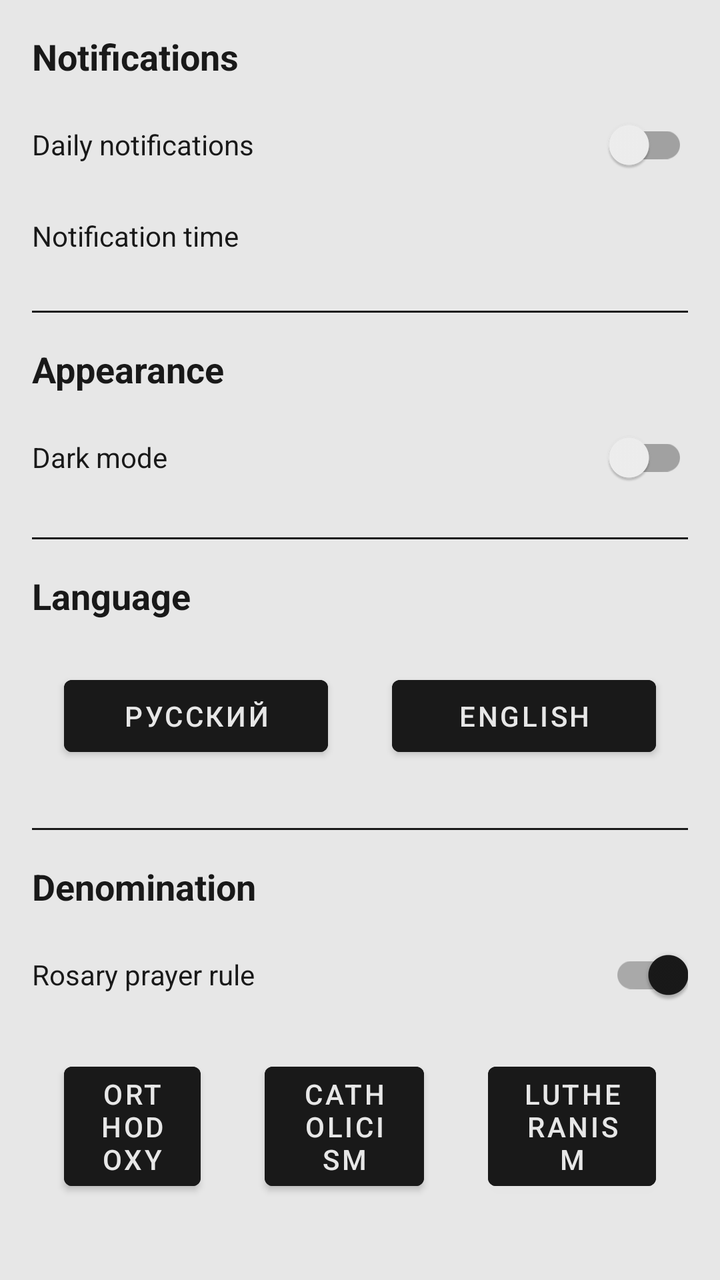
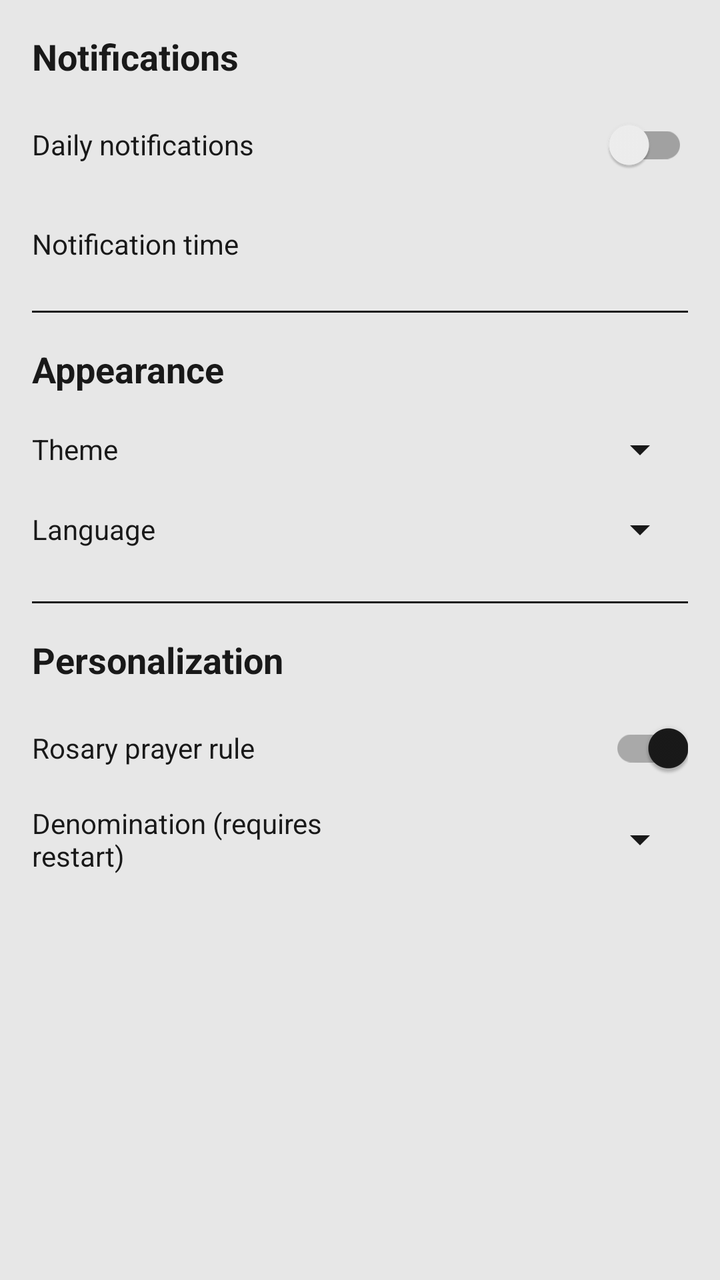

Compare the two renders of this Android layout. The source of the first and the diff that turns it into the second are given below.
<!-- AndroidManifest.xml: application theme Theme.Ecumeno -->
<!-- res/layout/fragment_settings.xml -->
<?xml version="1.0" encoding="utf-8"?>
<ScrollView xmlns:android="http://schemas.android.com/apk/res/android"
    android:layout_width="match_parent"
    android:layout_height="match_parent"
    android:padding="16dp"
    android:background="@color/main">

    <LinearLayout
        android:layout_width="match_parent"
        android:layout_height="wrap_content"
        android:orientation="vertical">

        <TextView
            android:layout_width="match_parent"
            android:layout_height="wrap_content"
            android:text="@string/notifications"
            android:textSize="18sp"
            android:textStyle="bold"
            android:layout_marginBottom="8dp" />

        <LinearLayout
            android:layout_width="match_parent"
            android:layout_height="wrap_content"
            android:orientation="horizontal"
            android:layout_marginBottom="16dp"
            android:gravity="center_vertical">

            <TextView
                android:layout_width="0dp"
                android:layout_height="wrap_content"
                android:layout_weight="1"
                android:text="@string/daily_notifications"
                />

            <androidx.appcompat.widget.SwitchCompat
                android:id="@+id/switch_notifications"
                android:layout_width="wrap_content"
                android:layout_height="wrap_content"/>
        </LinearLayout>

        <LinearLayout
            android:layout_width="match_parent"
            android:layout_height="wrap_content"
            android:orientation="horizontal"
            android:gravity="center_vertical">

            <TextView
                android:layout_width="wrap_content"
                android:layout_height="wrap_content"
                android:text="@string/notification_time"
                android:layout_marginBottom="8dp" />

            <TextView
                android:id="@+id/notification_time"
                android:layout_width="wrap_content"
                android:layout_height="wrap_content"
                android:layout_weight="1"
                android:layout_marginBottom="8dp"
                android:textAlignment="textEnd"
                android:backgroundTint="@color/accent"
                android:popupBackground="@color/main"/>
        </LinearLayout>

        <View
            android:layout_width="match_parent"
            android:layout_height="1dp"
            android:background="@color/accent"
            android:layout_marginVertical="16dp" />

        <TextView
            android:layout_width="match_parent"
            android:layout_height="wrap_content"
            android:text="@string/appearance"
            android:textSize="18sp"
            android:textStyle="bold"
            android:layout_marginBottom="8dp" />

        <LinearLayout
            android:layout_width="match_parent"
            android:layout_height="wrap_content"
            android:orientation="horizontal"
            android:gravity="center_vertical">

            <TextView
                android:layout_width="0dp"
                android:layout_height="wrap_content"
                android:layout_weight="1"
                android:text="@string/dark_mode"
                />

            <androidx.appcompat.widget.SwitchCompat
                android:id="@+id/switch_dark_theme"
                android:layout_width="wrap_content"
                android:layout_height="wrap_content" />
        </LinearLayout>

        <View
            android:layout_width="match_parent"
            android:layout_height="1dp"
            android:background="@color/accent"
            android:layout_marginVertical="16dp" />

        <TextView
            android:layout_width="match_parent"
            android:layout_height="wrap_content"
            android:text="@string/language"
            android:textSize="18sp"
            android:textStyle="bold"
            android:layout_marginBottom="8dp" />

        <LinearLayout
            android:layout_width="match_parent"
            android:layout_height="wrap_content"
            android:orientation="horizontal"
            android:gravity="center_vertical">
            <Button
                android:id="@+id/buttonRussian"
                android:layout_width="100dp"
                android:layout_height="wrap_content"
                android:layout_weight="1"
                android:text="Русский"
                android:backgroundTint="@color/accent"
                android:textColor="@color/main"
                android:layout_margin="16dp" />
            <Button
                android:id="@+id/buttonEnglish"
                android:layout_width="100dp"
                android:layout_height="wrap_content"
                android:layout_weight="1"
                android:text="English"
                android:backgroundTint="@color/accent"
                android:textColor="@color/main"
                android:layout_margin="16dp" />
        </LinearLayout>

        <View
            android:layout_width="match_parent"
            android:layout_height="1dp"
            android:background="@color/accent"
            android:layout_marginVertical="16dp" />

        <TextView
            android:layout_width="match_parent"
            android:layout_height="wrap_content"
            android:text="@string/confession"
            android:textSize="18sp"
            android:textStyle="bold"
            android:layout_marginBottom="8dp" />

        <LinearLayout
            android:layout_width="match_parent"
            android:layout_height="wrap_content"
            android:orientation="horizontal"
            android:gravity="center_vertical">

            <TextView
                android:layout_width="0dp"
                android:layout_height="wrap_content"
                android:layout_weight="1"
                android:text="@string/switch_rosary"
                />

            <androidx.appcompat.widget.SwitchCompat
                android:id="@+id/switch_rosary"
                android:layout_width="wrap_content"
                android:layout_height="wrap_content"
                android:checked="true"/>
        </LinearLayout>

        <LinearLayout
            android:layout_width="match_parent"
            android:layout_height="wrap_content"
            android:orientation="horizontal"
            android:layout_marginBottom="16dp"
            android:gravity="center_vertical">
            <Button
                android:id="@+id/buttonOrt"
                android:layout_width="wrap_content"
                android:layout_height="wrap_content"
                android:layout_weight="1"
                android:text="@string/confession_ort"
                android:backgroundTint="@color/accent"
                android:textColor="@color/main"
                android:layout_margin="16dp" />
            <Button
                android:id="@+id/buttonCat"
                android:layout_width="wrap_content"
                android:layout_height="wrap_content"
                android:layout_weight="1"
                android:text="@string/confession_cat"
                android:backgroundTint="@color/accent"
                android:textColor="@color/main"
                android:layout_margin="16dp" />
            <Button
                android:id="@+id/buttonLut"
                android:layout_width="wrap_content"
                android:layout_height="wrap_content"
                android:layout_weight="1"
                android:text="@string/confession_lut"
                android:backgroundTint="@color/accent"
                android:textColor="@color/main"
                android:layout_margin="16dp" />
        </LinearLayout>
    </LinearLayout>
</ScrollView>
<!-- resources referenced by this layout -->
<resources>
  <color name="accent">#191919</color>
  <color name="main">#E7E7E7</color>
  <string name="appearance">Appearance</string>
  <string name="confession">Denomination</string>
  <string name="confession_cat">Catholicism</string>
  <string name="confession_lut">Lutheranism</string>
  <string name="confession_ort">Orthodoxy</string>
  <string name="daily_notifications">Daily notifications</string>
  <string name="dark_mode">Dark mode</string>
  <string name="language">Language</string>
  <string name="notification_time">Notification time</string>
  <string name="notifications">Notifications</string>
  <string name="switch_rosary">Rosary prayer rule</string>
  <style name="Theme.Ecumeno" parent="Theme.MaterialComponents.DayNight.NoActionBar">
          <item name="colorPrimary">@color/main</item>
          <item name="colorPrimaryVariant">@color/main</item>
          <item name="colorOnPrimary">@color/accent</item>
          <item name="colorSecondary">@color/accent</item>
          <item name="colorSecondaryVariant">@color/accent</item>
          <item name="colorOnSecondary">@color/main</item>
          <item name="android:statusBarColor">?attr/colorPrimaryVariant</item>
          <item name="android:windowLightStatusBar">true</item>
          <item name="android:textColor">@color/accent</item>
          <item name="android:textColorPrimary">@color/accent</item>
          <item name="android:textColorSecondary">@color/accent</item>
          <item name="android:textColorTertiary">@color/accent</item>
      </style>
</resources>

<!-- the commit's change to res/layout/fragment_settings.xml (unified diff, before → after) -->
@@ -4,12 +4,10 @@
     android:layout_height="match_parent"
     android:padding="16dp"
     android:background="@color/main">
-
     <LinearLayout
         android:layout_width="match_parent"
         android:layout_height="wrap_content"
         android:orientation="vertical">
-
         <TextView
             android:layout_width="match_parent"
             android:layout_height="wrap_content"
@@ -17,189 +15,141 @@
             android:textSize="18sp"
             android:textStyle="bold"
             android:layout_marginBottom="8dp" />
-
         <LinearLayout
             android:layout_width="match_parent"
             android:layout_height="wrap_content"
             android:orientation="horizontal"
             android:layout_marginBottom="16dp"
             android:gravity="center_vertical">
-
             <TextView
                 android:layout_width="0dp"
                 android:layout_height="wrap_content"
                 android:layout_weight="1"
                 android:text="@string/daily_notifications"
                 />
-
             <androidx.appcompat.widget.SwitchCompat
                 android:id="@+id/switch_notifications"
                 android:layout_width="wrap_content"
                 android:layout_height="wrap_content"/>
         </LinearLayout>
-
         <LinearLayout
             android:layout_width="match_parent"
             android:layout_height="wrap_content"
             android:orientation="horizontal"
-            android:gravity="center_vertical">
-
+            android:gravity="center_vertical"
+            android:layout_marginBottom="8dp">
             <TextView
                 android:layout_width="wrap_content"
                 android:layout_height="wrap_content"
-                android:text="@string/notification_time"
-                android:layout_marginBottom="8dp" />
-
+                android:text="@string/notification_time"/>
             <TextView
                 android:id="@+id/notification_time"
                 android:layout_width="wrap_content"
                 android:layout_height="wrap_content"
                 android:layout_weight="1"
-                android:layout_marginBottom="8dp"
                 android:textAlignment="textEnd"
                 android:backgroundTint="@color/accent"
                 android:popupBackground="@color/main"/>
         </LinearLayout>
-
         <View
             android:layout_width="match_parent"
             android:layout_height="1dp"
             android:background="@color/accent"
             android:layout_marginVertical="16dp" />
-
         <TextView
             android:layout_width="match_parent"
             android:layout_height="wrap_content"
             android:text="@string/appearance"
             android:textSize="18sp"
             android:textStyle="bold"
-            android:layout_marginBottom="8dp" />
-
+            android:layout_marginBottom="16dp" />
         <LinearLayout
             android:layout_width="match_parent"
             android:layout_height="wrap_content"
             android:orientation="horizontal"
-            android:gravity="center_vertical">
-
+            android:gravity="center_vertical"
+            android:layout_marginBottom="16dp">
             <TextView
                 android:layout_width="0dp"
                 android:layout_height="wrap_content"
                 android:layout_weight="1"
-                android:text="@string/dark_mode"
-                />
-
-            <androidx.appcompat.widget.SwitchCompat
-                android:id="@+id/switch_dark_theme"
-                android:layout_width="wrap_content"
-                android:layout_height="wrap_content" />
+                android:text="@string/theme"/>
+            <Spinner
+                android:id="@+id/spinnerTheme"
+                android:layout_width="0dp"
+                android:layout_height="wrap_content"
+                android:layout_weight="1"
+                android:backgroundTint="@color/accent"
+                android:popupBackground="@color/main"/>
         </LinearLayout>
-
+        <LinearLayout
+            android:layout_width="match_parent"
+            android:layout_height="wrap_content"
+            android:orientation="horizontal"
+            android:gravity="center_vertical"
+            android:layout_marginBottom="8dp">
+            <TextView
+                android:layout_width="0dp"
+                android:layout_height="wrap_content"
+                android:layout_weight="1"
+                android:text="@string/language" />
+            <Spinner
+                android:id="@+id/spinnerLanguage"
+                android:layout_width="0dp"
+                android:layout_height="wrap_content"
+                android:layout_weight="1"
+                android:backgroundTint="@color/accent"
+                android:popupBackground="@color/main" />
+        </LinearLayout>
         <View
             android:layout_width="match_parent"
             android:layout_height="1dp"
             android:background="@color/accent"
             android:layout_marginVertical="16dp" />
-
         <TextView
             android:layout_width="match_parent"
             android:layout_height="wrap_content"
-            android:text="@string/language"
+            android:text="@string/personalization"
             android:textSize="18sp"
             android:textStyle="bold"
-            android:layout_marginBottom="8dp" />
-
+            android:layout_marginBottom="8dp"/>
         <LinearLayout
             android:layout_width="match_parent"
             android:layout_height="wrap_content"
             android:orientation="horizontal"
-            android:gravity="center_vertical">
-            <Button
-                android:id="@+id/buttonRussian"
-                android:layout_width="100dp"
-                android:layout_height="wrap_content"
-                android:layout_weight="1"
-                android:text="Русский"
-                android:backgroundTint="@color/accent"
-                android:textColor="@color/main"
-                android:layout_margin="16dp" />
-            <Button
-                android:id="@+id/buttonEnglish"
-                android:layout_width="100dp"
-                android:layout_height="wrap_content"
-                android:layout_weight="1"
-                android:text="English"
-                android:backgroundTint="@color/accent"
-                android:textColor="@color/main"
-                android:layout_margin="16dp" />
-        </LinearLayout>
-
-        <View
-            android:layout_width="match_parent"
-            android:layout_height="1dp"
-            android:background="@color/accent"
-            android:layout_marginVertical="16dp" />
-
-        <TextView
-            android:layout_width="match_parent"
-            android:layout_height="wrap_content"
-            android:text="@string/confession"
-            android:textSize="18sp"
-            android:textStyle="bold"
-            android:layout_marginBottom="8dp" />
-
-        <LinearLayout
-            android:layout_width="match_parent"
-            android:layout_height="wrap_content"
-            android:orientation="horizontal"
-            android:gravity="center_vertical">
-
+            android:gravity="center_vertical"
+            android:layout_marginBottom="8dp">
             <TextView
                 android:layout_width="0dp"
                 android:layout_height="wrap_content"
                 android:layout_weight="1"
                 android:text="@string/switch_rosary"
                 />
-
             <androidx.appcompat.widget.SwitchCompat
                 android:id="@+id/switch_rosary"
                 android:layout_width="wrap_content"
                 android:layout_height="wrap_content"
                 android:checked="true"/>
         </LinearLayout>
-
         <LinearLayout
             android:layout_width="match_parent"
             android:layout_height="wrap_content"
             android:orientation="horizontal"
-            android:layout_marginBottom="16dp"
             android:gravity="center_vertical">
-            <Button
-                android:id="@+id/buttonOrt"
-                android:layout_width="wrap_content"
+            <TextView
+                android:layout_width="0dp"
                 android:layout_height="wrap_content"
                 android:layout_weight="1"
-                android:text="@string/confession_ort"
-                android:backgroundTint="@color/accent"
-                android:textColor="@color/main"
-                android:layout_margin="16dp" />
-            <Button
-                android:id="@+id/buttonCat"
-                android:layout_width="wrap_content"
+                android:text="@string/confession"
+                android:layout_marginBottom="8dp" />
+            <Spinner
+                android:id="@+id/spinnerConfession"
+                android:layout_width="0dp"
                 android:layout_height="wrap_content"
                 android:layout_weight="1"
-                android:text="@string/confession_cat"
                 android:backgroundTint="@color/accent"
-                android:textColor="@color/main"
-                android:layout_margin="16dp" />
-            <Button
-                android:id="@+id/buttonLut"
-                android:layout_width="wrap_content"
-                android:layout_height="wrap_content"
-                android:layout_weight="1"
-                android:text="@string/confession_lut"
-                android:backgroundTint="@color/accent"
-                android:textColor="@color/main"
-                android:layout_margin="16dp" />
+                android:popupBackground="@color/main"
+                android:layout_marginBottom="8dp" />
         </LinearLayout>
     </LinearLayout>
 </ScrollView>
<!-- resource entries referenced after the edit -->
@@ -3,16 +3,14 @@
   <color name="accent">#191919</color>
   <color name="main">#E7E7E7</color>
   <string name="appearance">Appearance</string>
-  <string name="confession">Denomination</string>
-  <string name="confession_cat">Catholicism</string>
-  <string name="confession_lut">Lutheranism</string>
-  <string name="confession_ort">Orthodoxy</string>
+  <string name="confession">Denomination (requires restart)</string>
   <string name="daily_notifications">Daily notifications</string>
-  <string name="dark_mode">Dark mode</string>
   <string name="language">Language</string>
   <string name="notification_time">Notification time</string>
   <string name="notifications">Notifications</string>
+  <string name="personalization">Personalization</string>
   <string name="switch_rosary">Rosary prayer rule</string>
+  <string name="theme">Theme</string>
   <style name="Theme.Ecumeno" parent="Theme.MaterialComponents.DayNight.NoActionBar">
           <item name="colorPrimary">@color/main</item>
           <item name="colorPrimaryVariant">@color/main</item>
